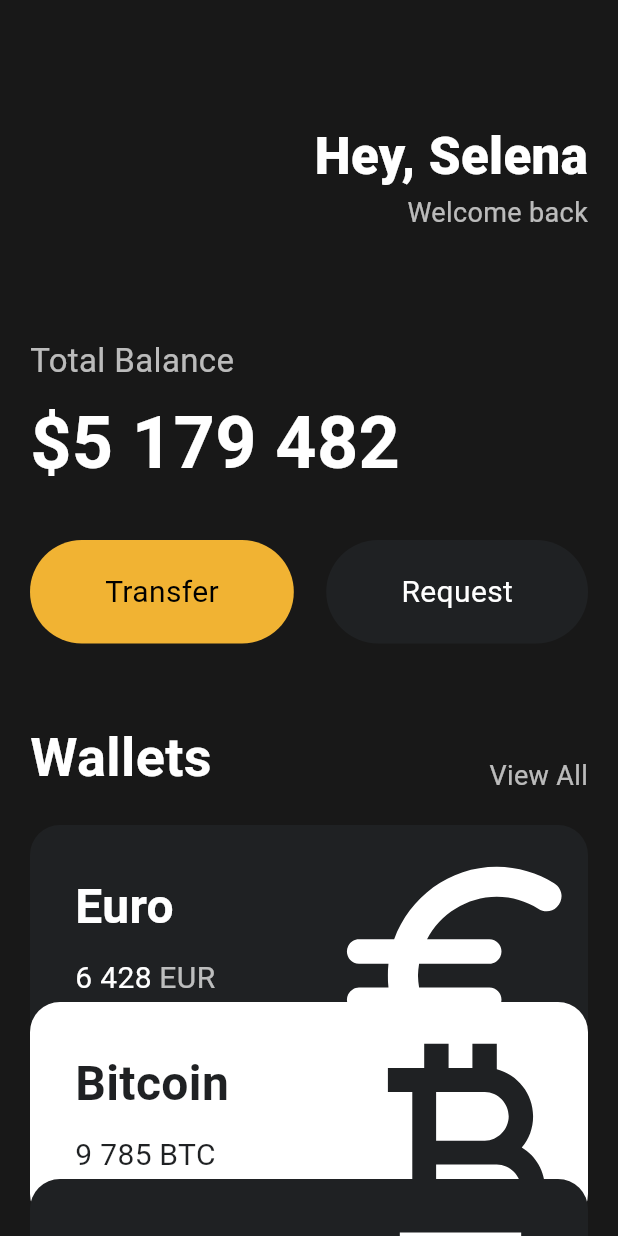
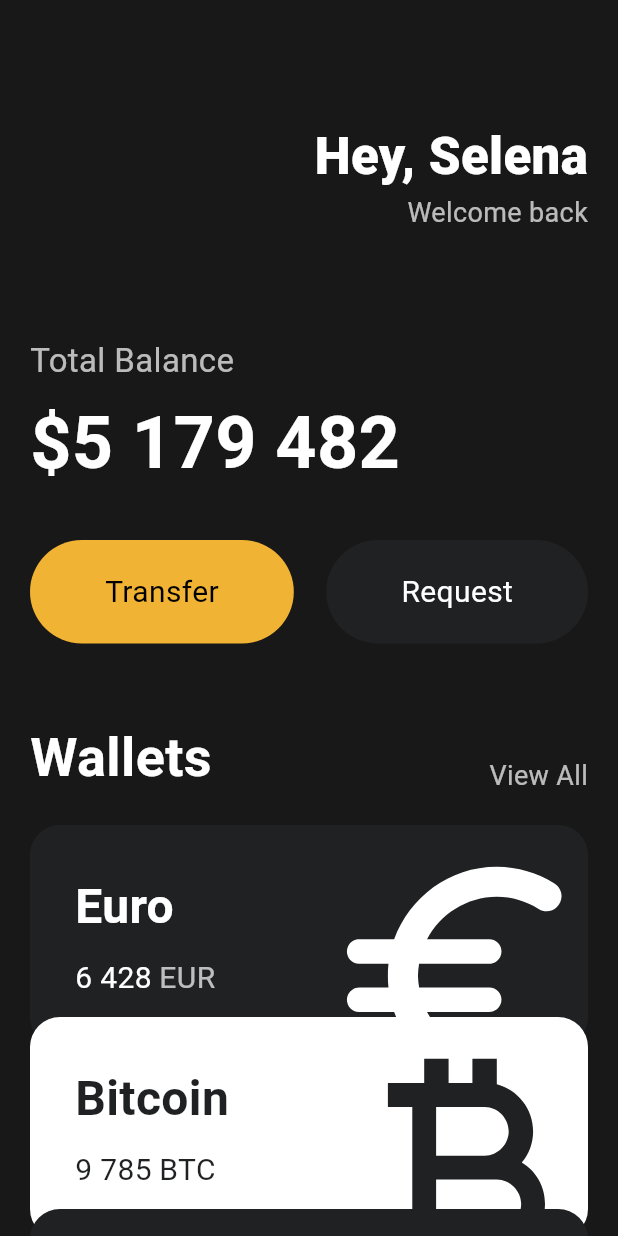
Before and after one commit to kyhyeok/toonflix, a Flutter app: the screen it shows after launch, on a phone screen of 412 x 824 dp. Run offline on Flutter 3.47's test engine with Material 3 defaults, Android fonts, the phone set to English and light mode, and no system bars.

Commit message:
UI CHALLENGE 3.9 Code Challenge

```diff
--- a/lib/main.dart
+++ b/lib/main.dart
@@ -116,26 +116,23 @@ class App extends StatelessWidget {
                   amount: '6 428',
                   icon: Icons.euro_rounded,
                   isInverted: false,
+                  offset: Offset(0, 0),
                 ),
-                Transform.translate(
-                  offset: Offset(0, -30),
-                  child: CurrencyCard(
+                CurrencyCard(
                   name: 'Bitcoin',
                   code: 'BTC',
                   amount: '9 785',
                   icon: Icons.currency_bitcoin,
                   isInverted: true,
+                  offset: Offset(0, -20),
                 ),
-                ),
-                Transform.translate(
-                  offset: Offset(0, -60),
-                  child: CurrencyCard(
+                CurrencyCard(
                   name: 'Dollar',
                   code: 'USD',
                   amount: '428',
                   icon: Icons.amp_stories_outlined,
                   isInverted: false,
-                  ),
+                  offset: Offset(0, -40),
                 ),
               ],
             ),
--- a/lib/widgets/currency_card.dart
+++ b/lib/widgets/currency_card.dart
@@ -4,6 +4,7 @@ class CurrencyCard extends StatelessWidget {
   final String name, code, amount;
   final IconData icon;
   final bool isInverted;
+  final Offset offset;
 
   final _blackColor = const Color(0xFF1F2123);
 
@@ -13,11 +14,14 @@ class CurrencyCard extends StatelessWidget {
       required this.code,
       required this.amount,
       required this.icon,
-      required this.isInverted});
+      required this.isInverted,
+      required this.offset});
 
   @override
   Widget build(BuildContext context) {
-    return Container(
+    return Transform.translate(
+      offset: offset,
+      child: Container(
         clipBehavior: Clip.hardEdge,
         decoration: BoxDecoration(
           color: isInverted ? Colors.white : _blackColor,
@@ -57,7 +61,9 @@ class CurrencyCard extends StatelessWidget {
                       Text(
                         code,
                         style: TextStyle(
-                        color: isInverted ? _blackColor : Colors.white.withAlpha(180),
+                          color: isInverted
+                              ? _blackColor
+                              : Colors.white.withAlpha(180),
                           fontSize: 20,
                         ),
                       ),
@@ -79,6 +85,7 @@ class CurrencyCard extends StatelessWidget {
             ],
           ),
         ),
+      ),
     );
   }
 }
```
Lines whose indentation alone changed are shown as unchanged.
